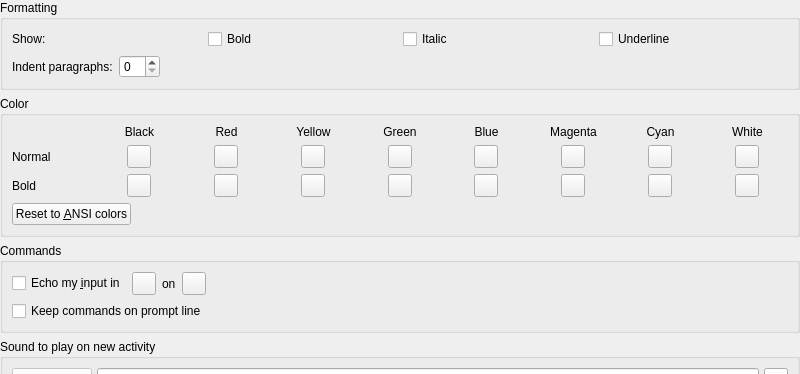
First picture: the form in smushclient-qt/cpp/ui/worlddetails/output.ui, repository jnbooth/smushclient, before the edit; both pictures show x 0 to 800 and y 0 to 374 of the 800 by 600 pixel window.
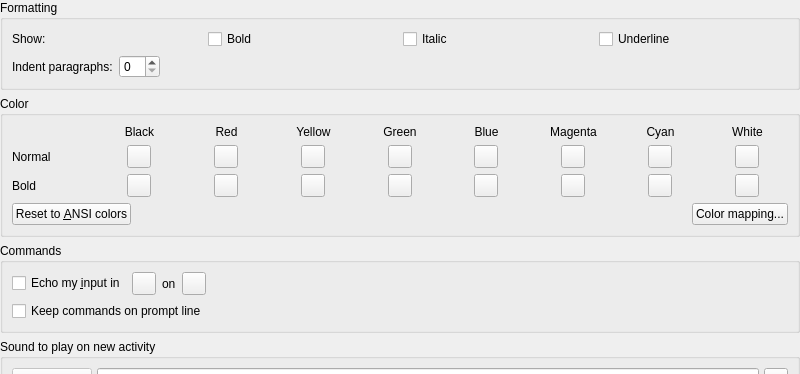
Second picture: the form after the edit. Icons and pictures are not drawn. Custom widgets are drawn as their Qt base class.

Commit message: Color mapping options

Diff of the .ui file:
```diff
--- a/smushclient-qt/cpp/ui/worlddetails/output.ui
+++ b/smushclient-qt/cpp/ui/worlddetails/output.ui
@@ -540,6 +540,8 @@
        </layout>
       </item>
       <item>
+       <layout class="QHBoxLayout" name="horizontalLayout">
+        <item>
        <widget class="QPushButton" name="reset">
         <property name="sizePolicy">
          <sizepolicy hsizetype="Fixed" vsizetype="Fixed">
@@ -554,6 +556,28 @@
          <iconset theme="edit-undo"/>
         </property>
        </widget>
+        </item>
+        <item>
+         <spacer name="horizontalSpacer_2">
+          <property name="orientation">
+           <enum>Qt::Orientation::Horizontal</enum>
+          </property>
+          <property name="sizeHint" stdset="0">
+           <size>
+            <width>40</width>
+            <height>20</height>
+           </size>
+          </property>
+         </spacer>
+        </item>
+        <item>
+         <widget class="QPushButton" name="openColorMap">
+          <property name="text">
+           <string>Color mapping...</string>
+          </property>
+         </widget>
+        </item>
+       </layout>
       </item>
      </layout>
     </widget>
```
Lines whose indentation alone changed are shown as unchanged. The commit also changes 12 other files.
